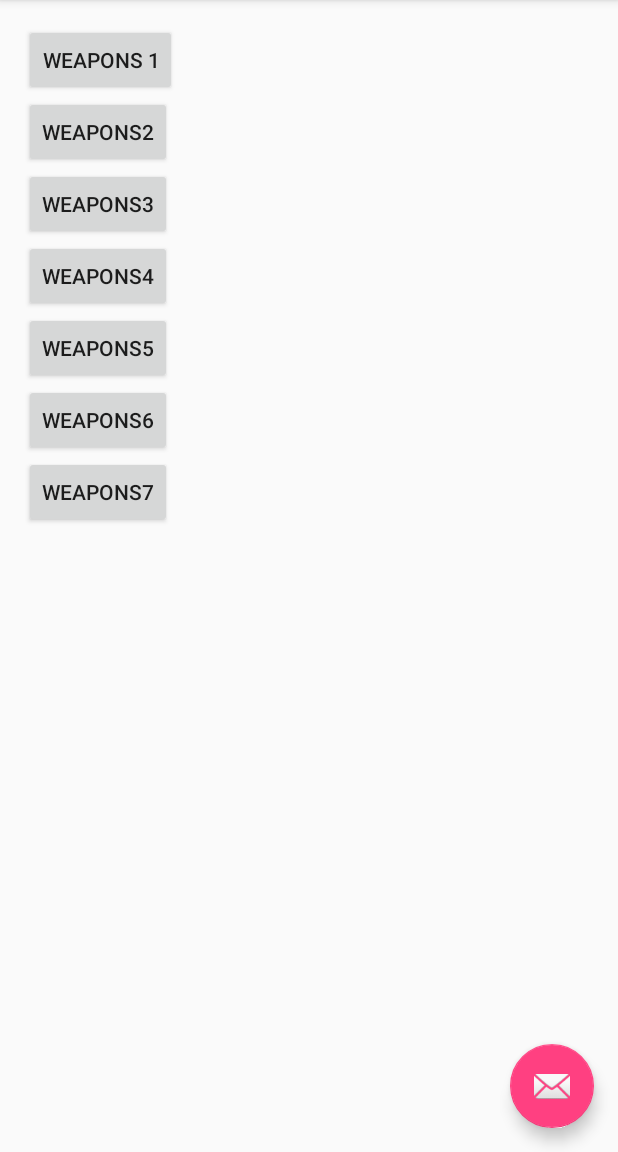
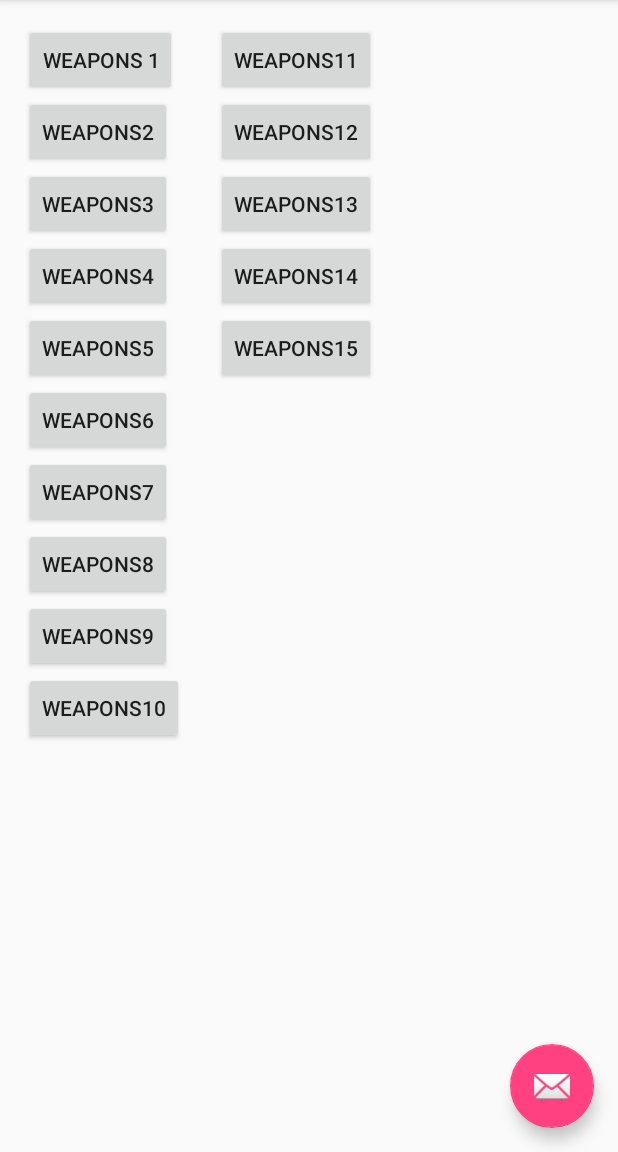
Before and after one commit to buttspank/soundboard, an Android app: the screen it shows after launch (MainActivity), after a tap on "Weapons", on a phone screen of 412 x 824 dp, the part 84-1236 px from its top. Run offline under Robolectric (Android 15) with nearby library versions, the phone set to English and light mode, and no system bars; 1 other tap on this screen came first.

Commit message:
finished weapons
buttons work no errors.

```diff
--- a/SoundBoard/app/src/main/res/layout/fragment_weapons.xml
+++ b/SoundBoard/app/src/main/res/layout/fragment_weapons.xml
@@ -6,7 +6,7 @@
 
     <LinearLayout
         android:orientation="vertical"
-        android:layout_width="match_parent"
+        android:layout_width="128dp"
         android:layout_height="match_parent">
 
         <Button
@@ -59,6 +59,74 @@
             android:text="weapons7"
             android:id="@+id/Weapons7"
             android:onClick="onWeapons7Click" />
+
+        <Button
+            android:layout_width="wrap_content"
+            android:layout_height="wrap_content"
+            android:text="Weapons8"
+            android:id="@+id/Weapons8"
+            android:onClick="onWeapons8Click" />
+
+        <Button
+            android:layout_width="wrap_content"
+            android:layout_height="wrap_content"
+            android:text="weapons9"
+            android:id="@+id/Weapons9"
+            android:onClick="onWeapons9Click" />
+
+        <Button
+            android:layout_width="wrap_content"
+            android:layout_height="wrap_content"
+            android:text="Weapons10"
+            android:id="@+id/Weapons10"
+            android:onClick="onWeapons10Click" />
+    </LinearLayout>
+
+    <LinearLayout
+        android:orientation="vertical"
+        android:layout_width="match_parent"
+        android:layout_height="match_parent">
+
+        <Button
+            android:layout_width="wrap_content"
+            android:layout_height="wrap_content"
+            android:text="weapons11"
+            android:id="@+id/Weapons11"
+            android:layout_gravity="right"
+            android:onClick="onWeapons11Click" />
+
+        <Button
+            android:layout_width="wrap_content"
+            android:layout_height="wrap_content"
+            android:text="weapons12"
+            android:id="@+id/Weapons12"
+            android:layout_gravity="right"
+            android:onClick="onWeapons12Click" />
+
+        <Button
+            android:layout_width="wrap_content"
+            android:layout_height="wrap_content"
+            android:text="weapons13"
+            android:id="@+id/Weapons13"
+            android:layout_gravity="right"
+            android:onClick="onWeapons13Click" />
+
+        <Button
+            android:layout_width="wrap_content"
+            android:layout_height="wrap_content"
+            android:text="weapons14"
+            android:id="@+id/Weapons14"
+            android:layout_gravity="right"
+            android:onClick="onWeapons14Click" />
+
+        <Button
+            android:layout_width="wrap_content"
+            android:layout_height="wrap_content"
+            android:text="weapons15"
+            android:id="@+id/Weapons15"
+            android:layout_gravity="right"
+            android:onClick="onWeapons15Click" />
+
     </LinearLayout>
 
 </LinearLayout>
```
Also changed, not shown: SoundBoard/app/src/main/java/org/pltw/examples/soundboard/Weapons.java (+84 -13 lines), 3 other files.
